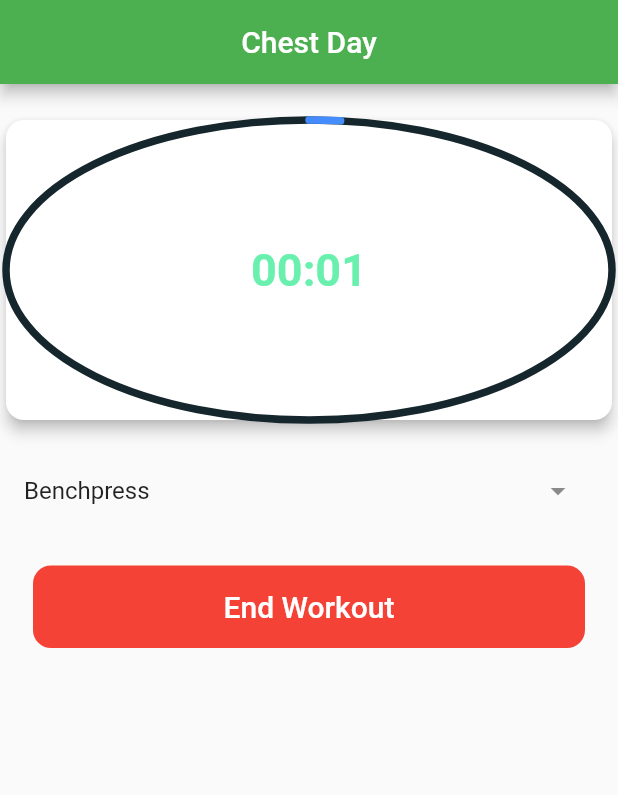
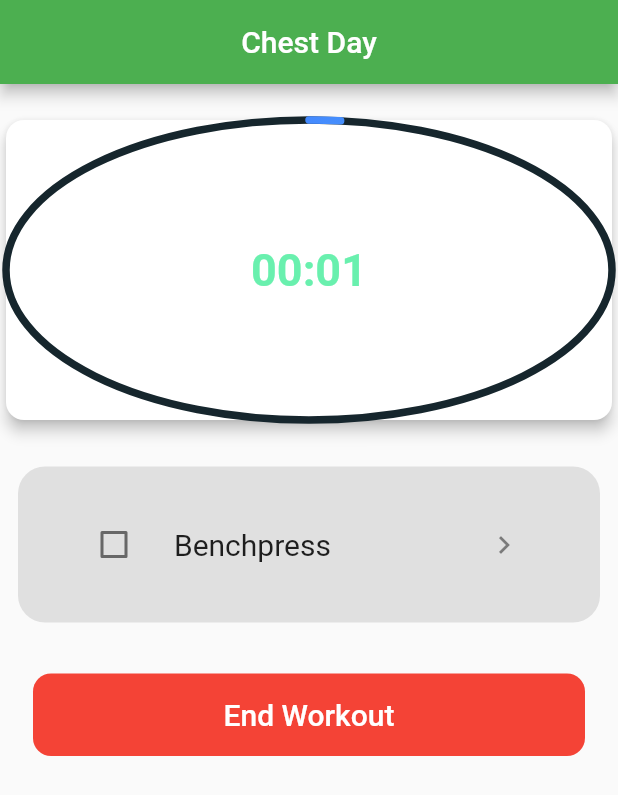
Before and after one commit to WillHAdair/WorkoutApplication, a Flutter app: the WorkoutHomePage screen opened directly, on a phone screen of 412 x 824 dp. Shown: the top 795 px of the screen. Run offline on Flutter 3.47's test engine with Material 2 defaults, Android fonts, the light colour scheme and no system bars; drawn by our look-alikes of flutter_slidable, simple_circular_progress_bar; our stand-ins replace flutter_colorpicker, flutter_heatmap_calendar, google_nav_bar, hive, hive_flutter, table_calendar; accounts and stored records are empty.

Commit message:
Implemented dropdown list class

```diff
--- a/lib/components/dropdown_list.dart
+++ b/lib/components/dropdown_list.dart
@@ -1,22 +1,31 @@
 import 'package:flutter/material.dart';
+import 'package:flutter_slidable/flutter_slidable.dart';
 import 'package:provider/provider.dart';
+import 'package:workout_app/models/workout_set.dart';
 
 import '../data/theme_provider.dart';
 
-class SetData {
-  final int reps;
-  final double weight;
-  SetData({required this.reps, required this.weight});
-}
-
+// ignore: must_be_immutable
 class DropdownList extends StatefulWidget {
   final String title;
-  final List<SetData> sets;
-  final bool isCompleted;
+  final List<WorkoutSet> sets;
+  bool isCompleted;
+  final VoidCallback onSettingsPress;
+  final VoidCallback onDeletePress;
+  final void Function(bool?)? onChanged;
 
-  const DropdownList({Key? key, required this.title, required this.sets, required this.isCompleted}) : super(key: key);
+  DropdownList({
+    Key? key,
+    required this.title,
+    required this.sets,
+    required this.isCompleted,
+    required this.onSettingsPress,
+    required this.onDeletePress,
+    required this.onChanged,
+  }) : super(key: key);
 
   @override
+  // ignore: library_private_types_in_public_api
   _DropdownListState createState() => _DropdownListState();
 }
 
@@ -30,13 +39,54 @@ class _DropdownListState extends State<DropdownList> {
       tileColor = Provider.of<ThemeProvider>(context).tileCompleted;
       chipColor = Provider.of<ThemeProvider>(context).chipCompleted;
     }
-    return Column(
+    return Padding(
+  padding: const EdgeInsets.all(12),
+  child: Column(
+    children: [
+      Slidable(
+        endActionPane: ActionPane(
+          motion: const StretchMotion(),
+          children: [
+            SlidableAction(
+              onPressed: (context) => widget.onSettingsPress(),
+              backgroundColor: Provider.of<ThemeProvider>(context).settingsTile,
+              icon: Icons.settings,
+              borderRadius: BorderRadius.circular(12),
+            ),
+            SlidableAction(
+              onPressed: (context) => widget.onDeletePress(),
+              backgroundColor: Provider.of<ThemeProvider>(context).deleteTile,
+              icon: Icons.delete,
+              borderRadius: BorderRadius.circular(12),
+            ),
+          ],
+        ),
+        child: Container(
+          padding: const EdgeInsets.all(24),
+          decoration: BoxDecoration(
+            color: tileColor,
+            borderRadius: BorderRadius.circular(18),
+          ),
+          child: Column(
             children: [
               ListTile(
-          title: Text(widget.title),
+                leading: Checkbox(
+                  value: widget.isCompleted,
+                  onChanged: (value) => {
+                    setState(() {
+                      widget.isCompleted = value!;
+                    },)
+                  },
+                ),
+                title: Text(
+                  widget.title,
+                  style: const TextStyle(
+                    fontSize: 20,
+                  ),
+                ),
                 trailing: IconButton(
                   icon: Icon(
-              isDropdownOpen ? Icons.arrow_drop_up : Icons.arrow_drop_down,
+                    isDropdownOpen ? Icons.keyboard_arrow_down : Icons.keyboard_arrow_right,
                   ),
                   onPressed: () {
                     setState(() {
@@ -48,12 +98,45 @@ class _DropdownListState extends State<DropdownList> {
               if (isDropdownOpen)
                 Column(
                   children: widget.sets
-                .map((setData) => ListTile(
-                      title: Text('Reps: ${setData.reps}, Weight: ${setData.weight}'),
-                    ))
+                      .map((workoutSet) => Container(
+                        decoration: BoxDecoration(
+                          color: workoutSet.isCompleted ? Provider.of<ThemeProvider>(context).tileCompleted : tileColor,
+                          borderRadius: BorderRadius.circular(12),
+                        ),
+                        child: ListTile(
+                            leading: Text("${widget.sets.indexOf(workoutSet) + 1})"),
+                            title: Row(
+                              children: [
+                                Chip(
+                                  label: Text("${workoutSet.reps} Reps"),
+                                  backgroundColor: workoutSet.isCompleted ?
+                                  Provider.of<ThemeProvider>(context).chipCompleted : chipColor,
+                                ),
+                                const SizedBox(width: 10),
+                                Chip(
+                                  label: Text("${workoutSet.weight} lb"),
+                                  backgroundColor: workoutSet.isCompleted ?
+                                  Provider.of<ThemeProvider>(context).chipCompleted : chipColor,
+                                ),
+                              ],
+                            ),
+                            trailing: Checkbox(
+                              value: widget.isCompleted ? true : workoutSet.isCompleted,
+                              onChanged: (value) => {
+                                setState(() {
+                                  workoutSet.isCompleted = value!;
+                                },)
+                              },
+                            ),
+                          )))
                     .toList(),
                   ),
                 ],
+              ),
+            ),
+          ),
+        ],
+      ),
     );
   }
 }
--- a/lib/pages/Home/workout_home_page.dart
+++ b/lib/pages/Home/workout_home_page.dart
@@ -1,9 +1,9 @@
 import 'dart:async';
 
 import 'package:flutter/material.dart';
-import 'package:provider/provider.dart';
 import 'package:simple_circular_progress_bar/simple_circular_progress_bar.dart';
 import 'package:workout_app/components/dropdown_list.dart';
+import 'package:workout_app/models/workout_set.dart';
 
 class WorkoutHomePage extends StatefulWidget {
   const WorkoutHomePage({Key? key}) : super(key: key);
@@ -19,9 +19,9 @@ class WorkoutHomePageState extends State<WorkoutHomePage> {
   int _hours = 0;
   bool _timerRunning = true;
   ValueNotifier<double> valueNotifier = ValueNotifier<double>(0);
-  List<SetData> sets = [SetData(reps: 10, weight: 95),
-                        SetData(reps: 10, weight: 135),
-                        SetData(reps: 10, weight: 205)];
+  List<WorkoutSet> sets = [WorkoutSet(reps: "10", weight: "95", isCompleted: true),
+                        WorkoutSet(reps: "10", weight: "135", isCompleted: false),
+                        WorkoutSet(reps: "10", weight: "205", isCompleted: false)];
 
   @override
   void initState() {
@@ -102,7 +102,14 @@ class WorkoutHomePageState extends State<WorkoutHomePage> {
               ),
         ),
         const SizedBox(height: 15),
-        DropdownList(title: 'Benchpress', sets: sets, isCompleted: false),
+        DropdownList(
+          title: 'Benchpress',
+          sets: sets,
+          onSettingsPress: () => {},
+          onDeletePress: () => {},
+          onChanged: (p0) => {},
+          isCompleted: false
+        ),
         Padding(
           padding: const EdgeInsets.all(22),
           child: TextButton(
```
Also changed, not shown: lib/components/exercise_tile.dart (deleted, +0 -90 lines), lib/pages/workout_page.dart (+30 -38 lines). Lines whose indentation alone changed are shown as unchanged.
